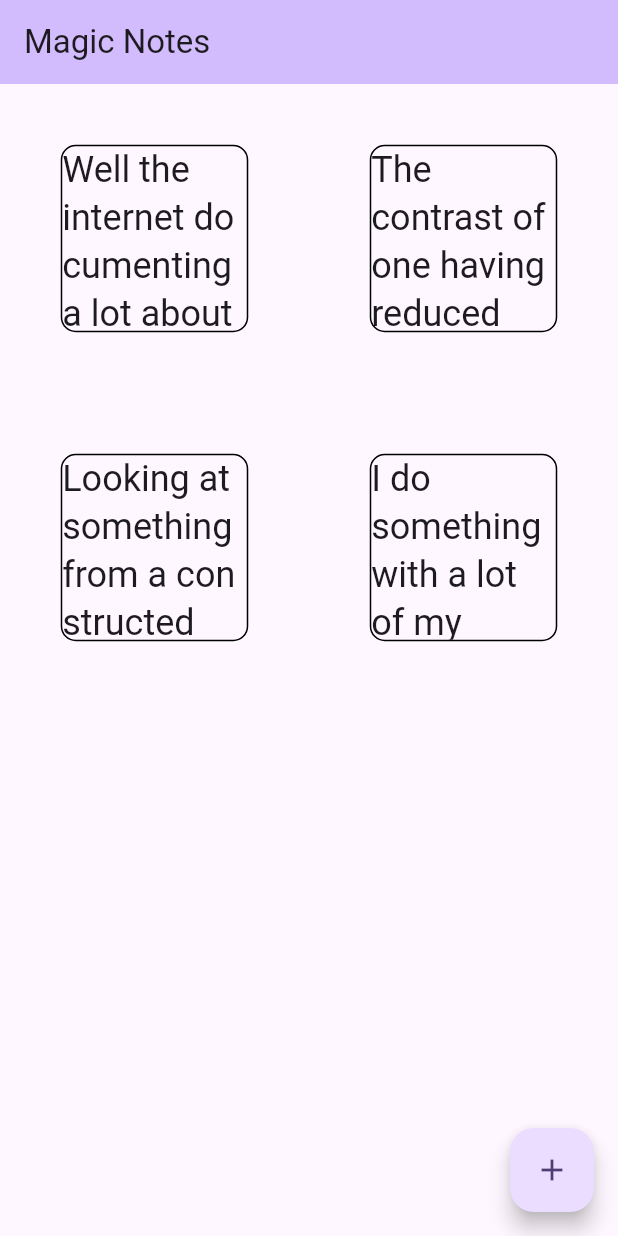
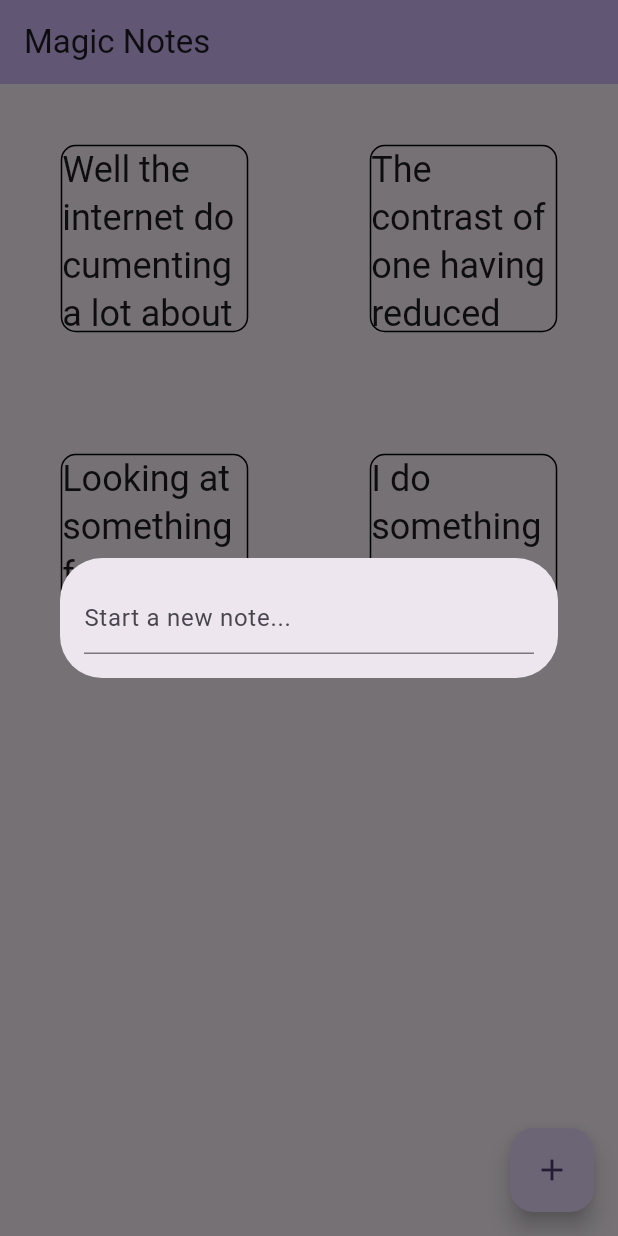
Before and after one commit to didiogbowu/magic_notes, a Flutter app: the screen it shows after launch, after a tap on the "add" icon, on a phone screen of 412 x 824 dp. Run offline on Flutter 3.47's test engine with Material 3 defaults, Android fonts, the phone set to English and light mode, and no system bars.

Commit message:
Added Create New Note Modal

```diff
--- a/lib/main.dart
+++ b/lib/main.dart
@@ -72,7 +72,17 @@ class _MyHomePageState extends State<MyHomePage> {
           }
       )),
       floatingActionButton: FloatingActionButton(
-        onPressed: _incrementCounter,
+        onPressed: () => showDialog<String>(
+          context: context,
+          builder: (BuildContext context) => Dialog(
+            child: Padding(
+              padding: EdgeInsets.all(16.0),
+              child: TextField(
+                decoration: InputDecoration(hintText: 'Start a new note...'),
+              ),
+            ),
+          )
+        ),
         tooltip: 'Increment',
         child: const Icon(Icons.add),
       ),
```
Also changed, not shown: 19 other files.
